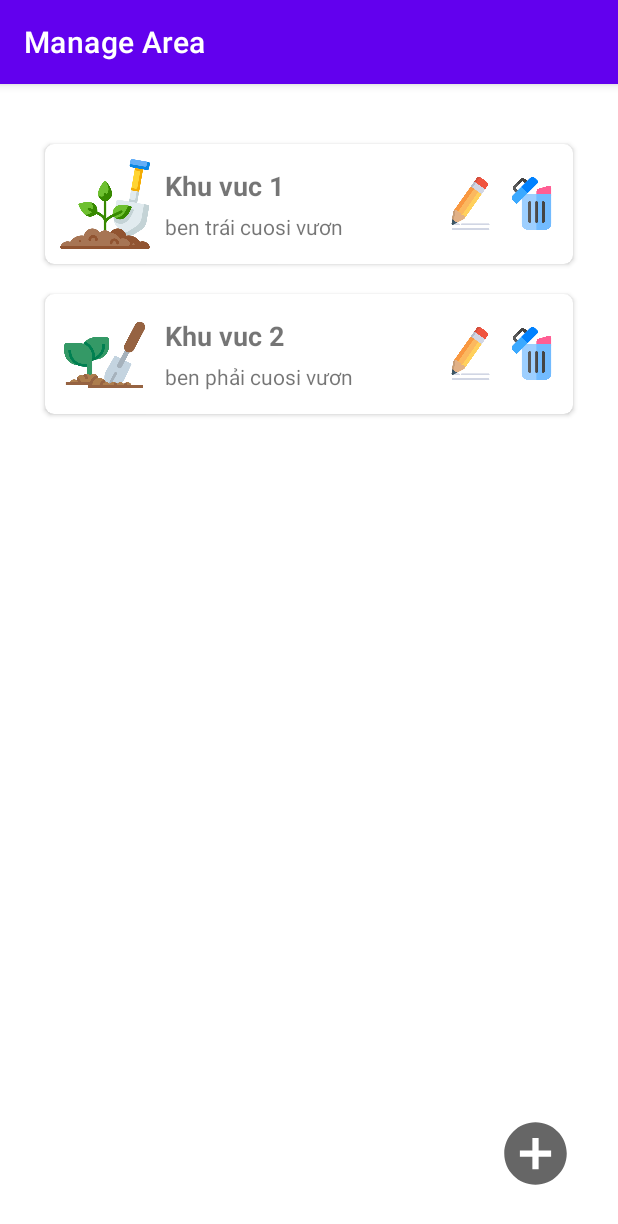
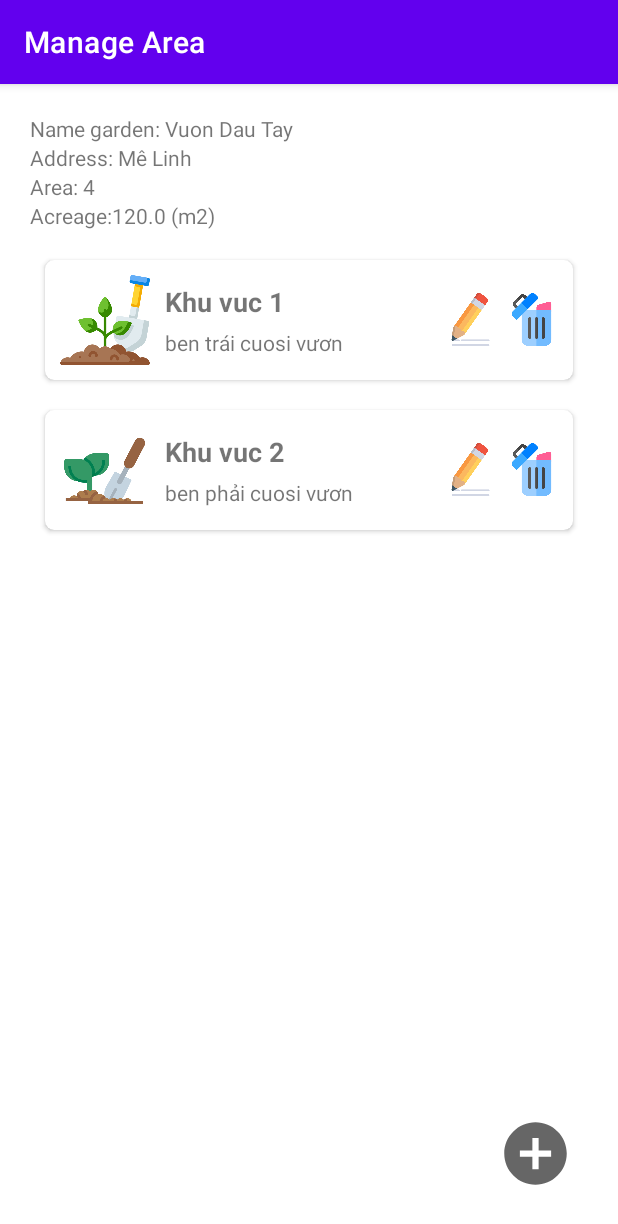
Before and after one commit to yene183861/SmartGarden-IoT, an Android app: the screen it shows after launch (AreaManageActivity), after a tap on "Vuon Dau Tay", on a phone screen of 412 x 824 dp. Shown: the top 1224 px of the screen. Run offline under Robolectric (Android 15) with nearby library versions, the phone set to English and light mode, and no system bars.

Commit message:
update ui

```diff
--- a/app/src/main/java/vn/hust/soict/project/iotapp/adapter/DeviceListAdapter.java
+++ b/app/src/main/java/vn/hust/soict/project/iotapp/adapter/DeviceListAdapter.java
@@ -93,7 +93,6 @@ public class DeviceListAdapter extends RecyclerView.Adapter<DeviceListAdapter.De
     public class DeviceViewHolder extends RecyclerView.ViewHolder {
         private ImageView img, btnEdit, btnDelete;
         private TextView tvName, tvPosition, tvStatus, value;
-        private Switch control;
 
         public DeviceViewHolder(@NonNull View itemView) {
             super(itemView);
@@ -104,7 +103,6 @@ public class DeviceListAdapter extends RecyclerView.Adapter<DeviceListAdapter.De
             tvPosition = itemView.findViewById(R.id.tvPosition);
             tvStatus = itemView.findViewById(R.id.tvStatus);
             value = itemView.findViewById(R.id.value);
-            //control = itemView.findViewById(R.id.control);
         }
     }
 
--- a/app/src/main/java/vn/hust/soict/project/iotapp/ui/AreaManageActivity.java
+++ b/app/src/main/java/vn/hust/soict/project/iotapp/ui/AreaManageActivity.java
@@ -25,7 +25,7 @@ import vn.hust.soict.project.iotapp.viewmodel.AreaListViewModel;
 
 public class AreaManageActivity extends AppCompatActivity implements AreaListAdapter.ItemClickListener {
     private ImageView btnAddNewArea;
-    private TextView tvNoAreaList;
+    private TextView tvNoAreaList, txtGardenName, txtGardenAddress, txtArea, txtGardenAcreage;
     private RecyclerView rcvArea;
     private AreaListViewModel areaListViewModel;
     private List<Area> areaList = new ArrayList<>();
@@ -38,11 +38,10 @@ public class AreaManageActivity extends AppCompatActivity implements AreaListAda
         super.onCreate(savedInstanceState);
         setContentView(R.layout.activity_area_manage);
 
-        //garden = (Garden) getIntent().getSerializableExtra("garden");
+        garden = (Garden) getIntent().getSerializableExtra("garden");
         getSupportActionBar().setTitle("Manage Area");
-        btnAddNewArea = findViewById(R.id.btnAddNewArea);
-        rcvArea = findViewById(R.id.rcvArea);
-        tvNoAreaList = findViewById(R.id.tvNoAreaList);
+
+        initUi();
         Area area1 = new Area("idGarden", "Khu vuc 1", "ben trái cuosi vươn", 34.2);
         Area area2 = new Area("idGarden", "Khu vuc 2", "ben phải cuosi vươn", 34.2);
         areaList.add(area1);
@@ -75,6 +74,19 @@ public class AreaManageActivity extends AppCompatActivity implements AreaListAda
                 showAddDialog(false);
             }
         });
+    }
+    private void initUi(){
+        btnAddNewArea = findViewById(R.id.btnAddNewArea);
+        rcvArea = findViewById(R.id.rcvArea);
+        tvNoAreaList = findViewById(R.id.tvNoAreaList);
+        txtGardenName = findViewById(R.id.txtGardenName);
+        txtGardenAddress = findViewById(R.id.txtGardenAddress);
+        txtGardenAcreage = findViewById(R.id.txtGardenAcreage);
+        txtArea = findViewById(R.id.txtArea);
+        txtGardenName.setText("Name garden: " + garden.getName());
+        txtGardenAddress.setText("Address: " + garden.getAddress());
+        txtArea.setText("Area: " + String.valueOf(garden.getArea()));
+        txtGardenAcreage.setText("Acreage:" + String.valueOf(garden.getAcreage()) + " (m2)");
     }
 
 
--- a/app/src/main/java/vn/hust/soict/project/iotapp/ui/DeviceManageActivity.java
+++ b/app/src/main/java/vn/hust/soict/project/iotapp/ui/DeviceManageActivity.java
@@ -81,7 +81,7 @@ public class DeviceManageActivity extends AppCompatActivity implements DeviceLis
         super.onCreate(savedInstanceState);
         setContentView(R.layout.activity_device_manage);
 
-        //area = (Area) getIntent().getSerializableExtra("area");
+        area = (Area) getIntent().getSerializableExtra("area");
         initUi();
         connectMQTT();
 
--- a/app/src/main/java/vn/hust/soict/project/iotapp/ui/GardenManageActivity.java
+++ b/app/src/main/java/vn/hust/soict/project/iotapp/ui/GardenManageActivity.java
@@ -145,7 +145,7 @@ public class GardenManageActivity extends AppCompatActivity implements GardenLis
     @Override
     public void onGardenClick(Garden garden) {
         Intent intent = new Intent(GardenManageActivity.this, AreaManageActivity.class);
-        //intent.putExtra("garden", garden);
+        intent.putExtra("garden", garden);
         startActivity(intent);
     }
 
--- a/app/src/main/res/layout/activity_area_manage.xml
+++ b/app/src/main/res/layout/activity_area_manage.xml
@@ -6,12 +6,41 @@
     android:layout_height="match_parent"
     android:padding="20dp"
     tools:context=".ui.AreaManageActivity">
+  <LinearLayout
+      android:id="@+id/layoutInfoGarden"
+      android:layout_width="match_parent"
+      android:layout_height="wrap_content"
+      app:layout_constraintStart_toStartOf="parent"
+      app:layout_constraintTop_toTopOf="parent"
+      app:layout_constraintEnd_toEndOf="parent"
+      android:orientation="vertical">
+    <TextView
+        android:id="@+id/txtGardenName"
+        android:layout_width="match_parent"
+        android:layout_height="wrap_content"
+        android:text="Name garden: "/>
+    <TextView
+        android:id="@+id/txtGardenAddress"
+        android:layout_width="match_parent"
+        android:layout_height="wrap_content"
+        android:text="Address: "/>
+    <TextView
+        android:id="@+id/txtArea"
+        android:layout_width="match_parent"
+        android:layout_height="wrap_content"
+        android:text="Area: "/>
 
+    <TextView
+        android:id="@+id/txtGardenAcreage"
+        android:layout_width="match_parent"
+        android:layout_height="wrap_content"
+        android:text="Acreage: m2" />
+  </LinearLayout>
   <androidx.recyclerview.widget.RecyclerView
       android:id="@+id/rcvArea"
       android:layout_width="match_parent"
       android:layout_height="wrap_content"
-      app:layout_constraintTop_toTopOf="parent"
+      app:layout_constraintTop_toBottomOf="@+id/layoutInfoGarden"
       app:layout_constraintStart_toStartOf="parent"
       android:paddingBottom="40dp"
       android:layout_marginTop="10dp"/>
```
